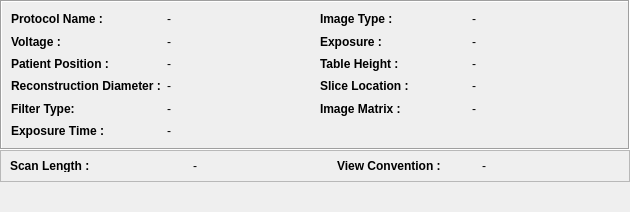
starviewer-medical/starviewer, file starviewer/src/core/qdicomdumpctsurveywidgetbase.ui: the form before one commit.
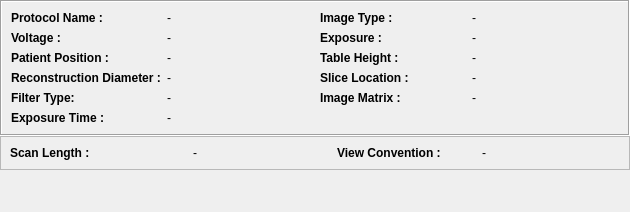
The form after the commit.

Commit message: ENH: Millorat temes de layout al les pantalles, i si el exposure o Kvp = 0, mostrem valor "-"

Diff of the .ui file:
```diff
--- a/starviewer/src/core/qdicomdumpctsurveywidgetbase.ui
+++ b/starviewer/src/core/qdicomdumpctsurveywidgetbase.ui
@@ -12,7 +12,7 @@
   <property name="minimumSize" >
    <size>
     <width>630</width>
-    <height>16</height>
+    <height>0</height>
    </size>
   </property>
   <property name="windowTitle" >
@@ -42,7 +42,7 @@
      <property name="minimumSize" >
       <size>
        <width>630</width>
-       <height>150</height>
+       <height>0</height>
       </size>
      </property>
      <property name="autoFillBackground" >
@@ -298,7 +298,7 @@
      <property name="minimumSize" >
       <size>
        <width>630</width>
-       <height>32</height>
+       <height>0</height>
       </size>
      </property>
      <property name="frameShape" >
```
The commit also changes 7 other files.
